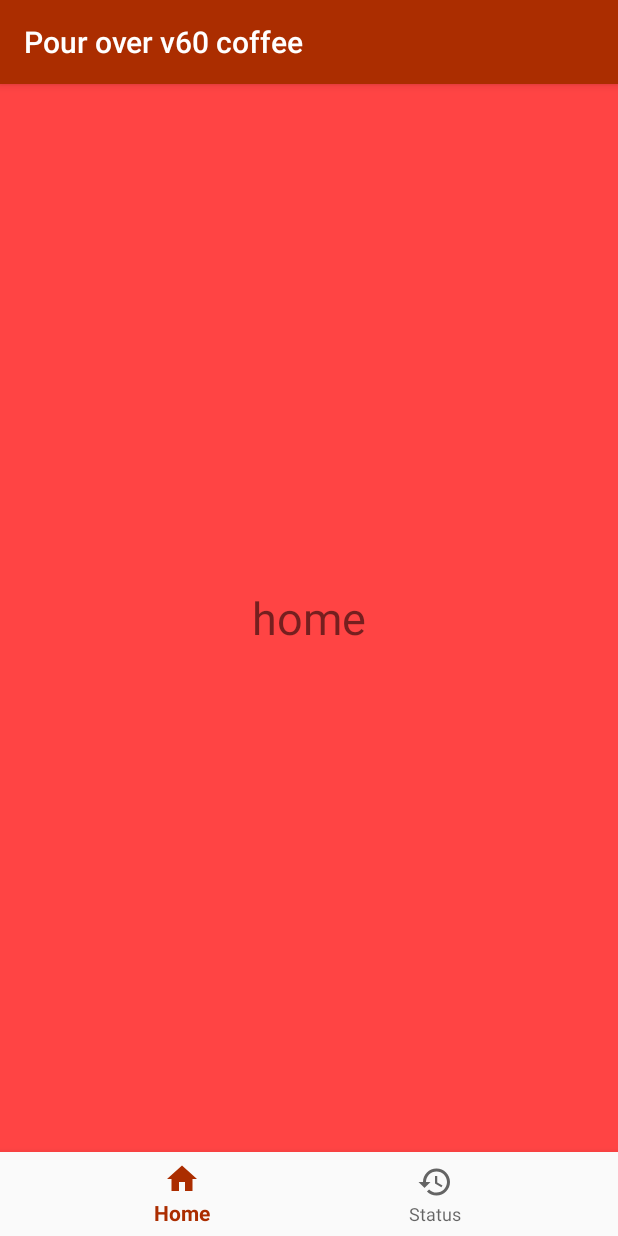
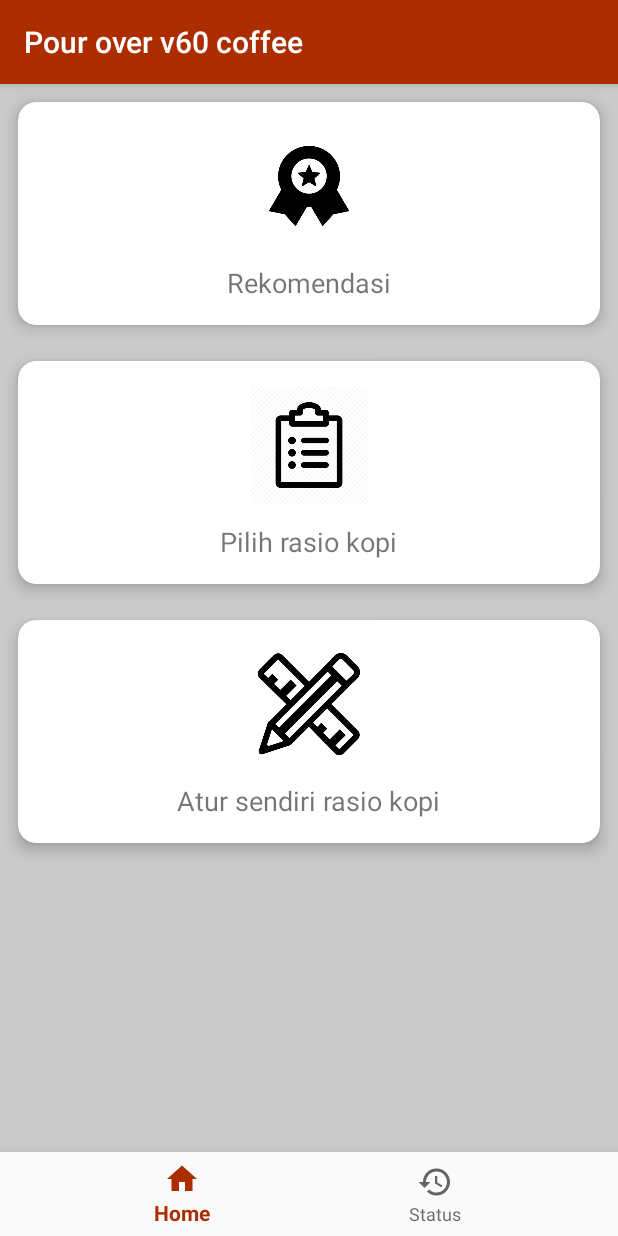
Before and after one commit to FaridAziz/kopinema, an Android app: the screen it shows after launch (MainActivity), on a phone screen of 412 x 824 dp. Run offline under Robolectric (Android 15) with nearby library versions, the phone set to English and light mode, and no system bars; 3 statements that could not run were skipped.

Commit message:
kopinema

```diff
--- a/app/build.gradle
+++ b/app/build.gradle
@@ -27,4 +27,6 @@ dependencies {
     androidTestImplementation 'com.android.support.test:runner:1.0.2'
     androidTestImplementation 'com.android.support.test.espresso:espresso-core:3.0.2'
     implementation 'com.android.support:design:28.0.0'
+    implementation 'com.android.support:recyclerview-v7:28.0.0'
+    implementation 'com.android.support:cardview-v7:28.0.0'
 }
--- a/app/src/main/AndroidManifest.xml
+++ b/app/src/main/AndroidManifest.xml
@@ -16,6 +16,9 @@
                 <category android:name="android.intent.category.LAUNCHER" />
             </intent-filter>
         </activity>
+        <activity android:name=".pilihActivity" />
+        <activity android:name=".rekomendasiActivity" />
+        <activity android:name=".customActivity"></activity>
     </application>
 
 </manifest>
--- a/app/src/main/java/com/example/faridaziz/kopinema/HomeFragment.java
+++ b/app/src/main/java/com/example/faridaziz/kopinema/HomeFragment.java
@@ -3,15 +3,19 @@ package com.example.faridaziz.kopinema;
 import android.os.Bundle;
 import android.support.annotation.Nullable;
 import android.support.v4.app.Fragment;
+import android.support.v7.widget.CardView;
 import android.view.LayoutInflater;
 import android.view.View;
 import android.view.ViewGroup;
 
 public class HomeFragment extends Fragment {
 
+
+
     @Nullable
     @Override
     public View onCreateView(LayoutInflater inflater, @Nullable ViewGroup container, @Nullable Bundle savedInstanceState) {
         return inflater.inflate(R.layout.fragment_home, container, false);
+
     }
 }
--- a/app/src/main/java/com/example/faridaziz/kopinema/MainActivity.java
+++ b/app/src/main/java/com/example/faridaziz/kopinema/MainActivity.java
@@ -1,19 +1,31 @@
 package com.example.faridaziz.kopinema;
 
+import android.content.Intent;
 import android.support.annotation.NonNull;
 import android.support.design.widget.BottomNavigationView;
 import android.support.v4.app.Fragment;
 import android.support.v7.app.AppCompatActivity;
 import android.os.Bundle;
+import android.support.v7.widget.CardView;
 import android.view.MenuItem;
+import android.view.View;
 
 
-public class MainActivity extends AppCompatActivity {
+public class MainActivity extends AppCompatActivity implements View.OnClickListener {
+    private CardView RekomendasiCard, PilihCard, CustomCard;
 
     @Override
     protected void onCreate(Bundle savedInstanceState) {
         super.onCreate(savedInstanceState);
         setContentView(R.layout.activity_main);
+
+        RekomendasiCard = findViewById(R.id.menu_rekomendasi);
+        PilihCard = findViewById(R.id.menu_pilih);
+        CustomCard = findViewById(R.id.menu_custom);
+
+        RekomendasiCard.setOnClickListener(this);
+        PilihCard.setOnClickListener(this);
+        CustomCard.setOnClickListener(this);
 
         BottomNavigationView bottomNav = findViewById(R.id.bottom_navigation);
         bottomNav.setOnNavigationItemSelectedListener(navListener);
@@ -41,4 +53,29 @@ public class MainActivity extends AppCompatActivity {
                     return true;
                 }
             };
+
+
+    @Override
+    public void onClick(View v) {
+
+        Intent intent;
+        switch (v.getId()){
+            case R.id.menu_rekomendasi:{
+                intent = new Intent(this,rekomendasiActivity.class);
+                startActivity(intent);
+                break;
+            }
+            case R.id.menu_pilih:{
+                intent = new Intent(this,rekomendasiActivity.class);
+                startActivity(intent);
+                break;
+            }
+            case R.id.menu_custom:{
+                intent = new Intent(this,rekomendasiActivity.class);
+                startActivity(intent);
+                break;
+            }
+        }
+
+    }
 }
--- a/app/src/main/res/layout/fragment_home.xml
+++ b/app/src/main/res/layout/fragment_home.xml
@@ -1,14 +1,114 @@
 <?xml version="1.0" encoding="utf-8"?>
-<RelativeLayout xmlns:android="http://schemas.android.com/apk/res/android"
+<ScrollView xmlns:android="http://schemas.android.com/apk/res/android"
     android:layout_width="match_parent"
     android:layout_height="match_parent"
-    android:background="@android:color/holo_red_light">
+    xmlns:app="http://schemas.android.com/apk/res-auto"
+    android:background="#cacaca">
 
-    <TextView
-        android:layout_width="wrap_content"
-        android:layout_height="wrap_content"
-        android:text="home"
-        android:textSize="30sp"
-        android:layout_centerInParent="true"/>
+    <GridLayout
+        android:columnCount="1"
+        android:rowCount="3"
+        android:alignmentMode="alignMargins"
+        android:columnOrderPreserved="false"
+        android:layout_width="match_parent"
+        android:layout_height="wrap_content">
 
-</RelativeLayout>
+        <android.support.v7.widget.CardView
+            android:clickable="true"
+            android:foreground="?android:attr/selectableItemBackground"
+            android:id="@+id/menu_rekomendasi"
+            android:layout_width="wrap_content"
+            android:layout_height="wrap_content"
+            android:layout_columnWeight="1"
+            android:layout_rowWeight="1"
+            app:cardElevation="6dp"
+            app:cardCornerRadius="12dp"
+            android:layout_margin="12dp">
+
+            <LinearLayout
+                android:padding="16dp"
+                android:gravity="center"
+                android:layout_width="match_parent"
+                android:layout_height="match_parent"
+                android:orientation="vertical">
+
+                <ImageView
+                    android:src="@drawable/recomended"
+                    android:layout_width="80dp"
+                    android:layout_height="80dp" />
+                <TextView
+                    android:layout_marginTop="12dp"
+                    android:textSize="18dp"
+                    android:text="Rekomendasi"
+                    android:layout_width="wrap_content"
+                    android:layout_height="wrap_content" />
+            </LinearLayout>
+        </android.support.v7.widget.CardView>
+
+        <android.support.v7.widget.CardView
+            android:clickable="true"
+            android:foreground="?android:attr/selectableItemBackground"
+            android:id="@+id/menu_pilih"
+            android:layout_width="wrap_content"
+            android:layout_height="wrap_content"
+            android:layout_columnWeight="1"
+            android:layout_rowWeight="1"
+            app:cardElevation="6dp"
+            app:cardCornerRadius="12dp"
+            android:layout_margin="12dp">
+
+            <LinearLayout
+                android:padding="16dp"
+                android:gravity="center"
+                android:layout_width="match_parent"
+                android:layout_height="match_parent"
+                android:orientation="vertical">
+
+                <ImageView
+                    android:src="@drawable/list"
+                    android:layout_width="80dp"
+                    android:layout_height="80dp" />
+                <TextView
+                    android:layout_marginTop="12dp"
+                    android:textSize="18dp"
+                    android:text="Pilih rasio kopi"
+                    android:layout_width="wrap_content"
+                    android:layout_height="wrap_content" />
+            </LinearLayout>
+        </android.support.v7.widget.CardView>
+
+        <android.support.v7.widget.CardView
+            android:clickable="true"
+            android:foreground="?android:attr/selectableItemBackground"
+            android:id="@+id/menu_custom"
+            android:layout_width="wrap_content"
+            android:layout_height="wrap_content"
+            android:layout_columnWeight="1"
+            android:layout_rowWeight="1"
+            app:cardElevation="6dp"
+            app:cardCornerRadius="12dp"
+            android:layout_margin="12dp">
+
+            <LinearLayout
+                android:padding="16dp"
+                android:gravity="center"
+                android:layout_width="match_parent"
+                android:layout_height="match_parent"
+                android:orientation="vertical">
+
+                <ImageView
+                    android:src="@drawable/custom"
+                    android:layout_width="80dp"
+                    android:layout_height="80dp" />
+                <TextView
+                    android:layout_marginTop="12dp"
+                    android:textSize="18dp"
+                    android:text="Atur sendiri rasio kopi"
+                    android:layout_width="wrap_content"
+                    android:layout_height="wrap_content" />
+            </LinearLayout>
+        </android.support.v7.widget.CardView>
+
+    </GridLayout>
+
+</ScrollView>
--- a/app/src/main/res/values/strings.xml
+++ b/app/src/main/res/values/strings.xml
@@ -3,4 +3,9 @@
 
     <string name="home">Home</string>
     <string name="status">Status</string>
+
+    <string name="Rekomendasi">Rekomendasi</string>
+    <string name="Pilih">Pilih</string>
+    <string name="Custom">Custom</string>
+
 </resources>
```
Also changed, not shown: app/src/main/java/com/example/faridaziz/kopinema/customActivity.java (added, +13 -0 lines), app/src/main/java/com/example/faridaziz/kopinema/pilihActivity.java (added, +13 -0 lines), app/src/main/java/com/example/faridaziz/kopinema/rekomendasiActivity.java (added, +13 -0 lines), app/src/main/res/layout/activity_custom.xml (added, +10 -0 lines), app/src/main/res/layout/activity_pilih.xml (added, +10 -0 lines), app/src/main/res/layout/activity_rekomendasi.xml (added, +10 -0 lines), app/src/main/res/drawable-v24/custom.png (added), app/src/main/res/drawable-v24/list.png (added), app/src/main/res/drawable-v24/recomended.png (added).
